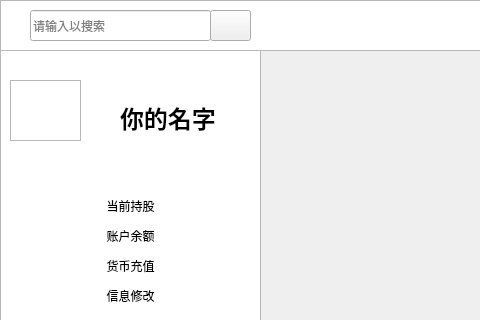
yys-y/Virtual-stock-trading-platform, file qt_stock_trade_platform/mystock.ui: the form before one commit; both pictures show x 0 to 480 and y 0 to 320 of the 758 by 421 pixel window.
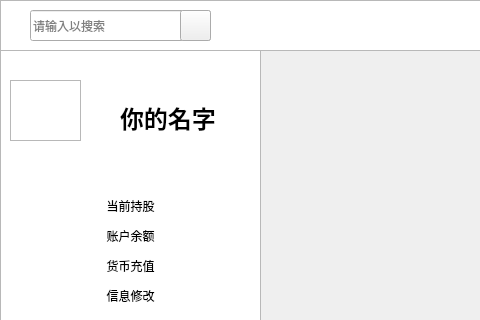
The form after the commit. Icons and pictures are not drawn.

```diff
--- a/qt_stock_trade_platform/mystock.ui
+++ b/qt_stock_trade_platform/mystock.ui
@@ -166,7 +166,7 @@
     <rect>
      <x>120</x>
      <y>100</y>
-     <width>131</width>
+     <width>111</width>
      <height>31</height>
     </rect>
    </property>
@@ -193,9 +193,9 @@
   <widget class="QPushButton" name="search">
    <property name="geometry">
     <rect>
-     <x>210</x>
+     <x>180</x>
      <y>10</y>
-     <width>41</width>
+     <width>31</width>
      <height>31</height>
     </rect>
    </property>
```
Left out of the diff: 10 changed lines with no effect on the pictures.
